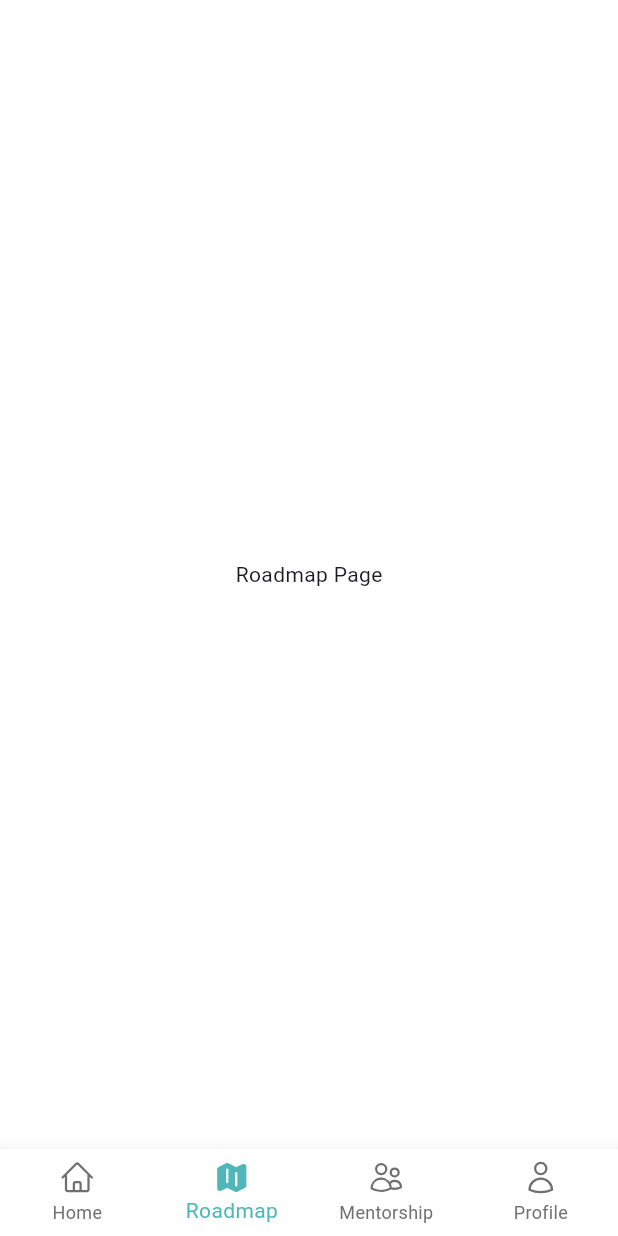
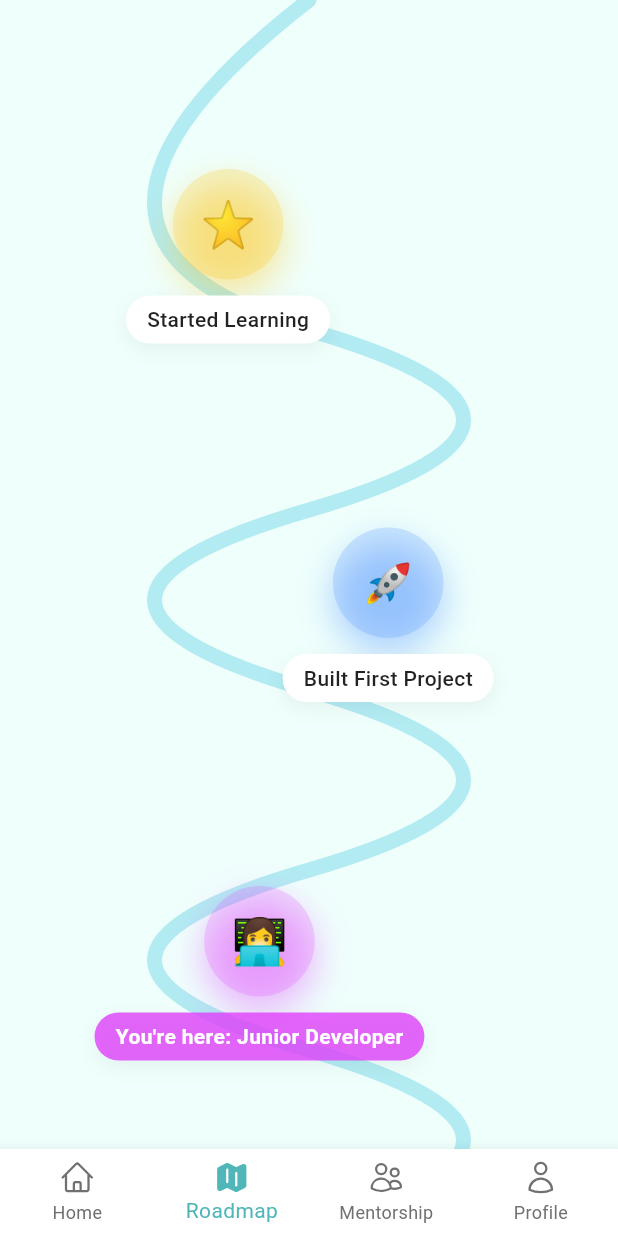
Before and after one commit to nalugala-vc/resumate, a Flutter app: the CustomBottomNavBar screen opened directly, item 2 of the bottom bar chosen, on a phone screen of 412 x 824 dp. Run offline on Flutter 3.47's test engine with Material 3 defaults, Android fonts, the phone set to English and light mode, and no system bars; our stand-ins replace flutter_otp_text_field, get, heroicons, readmore; network calls fail; project files that could hold a hidden picture were left out.

```diff
--- a/resumate_flutter/lib/core/widgets/custom_nav_bar.dart
+++ b/resumate_flutter/lib/core/widgets/custom_nav_bar.dart
@@ -2,6 +2,7 @@ import 'package:flutter/material.dart';
 import 'package:heroicons/heroicons.dart';
 import 'package:resumate_flutter/core/theme/app_pallette.dart';
 import 'package:resumate_flutter/features/feed/view/pages/homepage.dart';
+import 'package:resumate_flutter/features/feed/view/pages/roadmap.dart';
 
 class CustomBottomNavBar extends StatefulWidget {
   @override
@@ -13,7 +14,7 @@ class _CustomBottomNavBarState extends State<CustomBottomNavBar> {
 
   final List<Widget> _pages = [
     Homepage(),
-    Text('Roadmap Page'),
+    Roadmap(),
     Text('Mentorship Page'),
     Text('Profile Page'),
   ];
--- /dev/null
+++ b/resumate_flutter/lib/features/feed/view/pages/roadmap.dart
@@ -0,0 +1,147 @@
+import 'package:flutter/material.dart';
+
+class Roadmap extends StatelessWidget {
+  const Roadmap({super.key});
+
+  @override
+  Widget build(BuildContext context) {
+    return Scaffold(
+      backgroundColor: const Color(0xFFEFFFFC), // soft pastel background
+      body: SafeArea(
+        child: Stack(
+          children: [
+            // Wavy roadmap line
+            Positioned.fill(child: CustomPaint(painter: RoadmapPainter())),
+
+            // Scrollable milestones
+            SingleChildScrollView(
+              child: Padding(
+                padding: const EdgeInsets.symmetric(
+                  horizontal: 30,
+                  vertical: 50,
+                ),
+                child: Column(
+                  children: [
+                    const SizedBox(height: 60),
+                    _milestone(
+                      icon: "⭐️",
+                      label: "Started Learning",
+                      positionOffset: Offset(-50, 0),
+                      color: Colors.amber,
+                    ),
+                    const SizedBox(height: 120),
+                    _milestone(
+                      icon: "🚀",
+                      label: "Built First Project",
+                      positionOffset: Offset(50, 0),
+                      color: Colors.blueAccent,
+                    ),
+                    const SizedBox(height: 120),
+                    _milestone(
+                      icon: "👩‍💻",
+                      label: "Junior Developer",
+                      positionOffset: Offset(-50, 0),
+                      color: Colors.purpleAccent,
+                      current: true,
+                    ),
+                    const SizedBox(height: 120),
+                    _milestone(
+                      icon: "💼",
+                      label: "Senior Developer",
+                      positionOffset: Offset(50, 0),
+                      color: Colors.greenAccent,
+                    ),
+                    const SizedBox(height: 150),
+                  ],
+                ),
+              ),
+            ),
+          ],
+        ),
+      ),
+    );
+  }
+
+  Widget _milestone({
+    required String icon,
+    required String label,
+    required Offset positionOffset,
+    required Color color,
+    bool current = false,
+  }) {
+    return Align(
+      alignment: Alignment(positionOffset.dx / 100, 0),
+      child: Column(
+        children: [
+          Container(
+            decoration: BoxDecoration(
+              color: color.withOpacity(0.2),
+              shape: BoxShape.circle,
+              boxShadow: [
+                BoxShadow(
+                  color: color.withOpacity(0.4),
+                  blurRadius: 20,
+                  offset: const Offset(0, 10),
+                ),
+              ],
+            ),
+            padding: const EdgeInsets.all(18),
+            child: Text(icon, style: const TextStyle(fontSize: 30)),
+          ),
+          const SizedBox(height: 8),
+          Container(
+            padding: const EdgeInsets.symmetric(horizontal: 14, vertical: 6),
+            decoration: BoxDecoration(
+              color: current ? color.withOpacity(0.8) : Colors.white,
+              borderRadius: BorderRadius.circular(16),
+              boxShadow: [
+                BoxShadow(
+                  color: Colors.black.withOpacity(0.05),
+                  blurRadius: 10,
+                  offset: const Offset(0, 4),
+                ),
+              ],
+            ),
+            child: Text(
+              current ? "You're here: $label" : label,
+              style: TextStyle(
+                color: current ? Colors.white : Colors.black87,
+                fontWeight: current ? FontWeight.bold : FontWeight.w500,
+              ),
+            ),
+          ),
+        ],
+      ),
+    );
+  }
+}
+
+class RoadmapPainter extends CustomPainter {
+  @override
+  void paint(Canvas canvas, Size size) {
+    final path = Path();
+    final paint =
+        Paint()
+          ..color = const Color(0xFFB2EBF2)
+          ..strokeWidth = 10
+          ..style = PaintingStyle.stroke
+          ..strokeCap = StrokeCap.round;
+
+    // Wavy path logic
+    double y = 100;
+    bool left = true;
+
+    path.moveTo(size.width / 2, 0);
+    while (y < size.height) {
+      double dx = left ? 0 : size.width;
+      path.quadraticBezierTo(dx, y + 60, size.width / 2, y + 120);
+      y += 120;
+      left = !left;
+    }
+
+    canvas.drawPath(path, paint);
+  }
+
+  @override
+  bool shouldRepaint(CustomPainter oldDelegate) => true;
+}
--- a/resumate_flutter/lib/main.dart
+++ b/resumate_flutter/lib/main.dart
@@ -2,7 +2,9 @@ import 'package:flutter/material.dart';
 import 'package:get/get_navigation/src/root/get_material_app.dart';
 import 'package:resumate_flutter/core/theme/app_theme.dart';
 import 'package:resumate_flutter/core/widgets/custom_nav_bar.dart';
+import 'package:resumate_flutter/features/feed/view/pages/job_details.dart';
 import 'package:resumate_flutter/features/feed/view/pages/job_matches.dart';
+import 'package:resumate_flutter/features/feed/view/pages/roadmap.dart';
 
 void main() {
   runApp(const MyApp());
@@ -17,7 +19,7 @@ class MyApp extends StatelessWidget {
       debugShowCheckedModeBanner: false,
       title: 'Flutter Demo',
       theme: AppTheme.lightMode,
-      home: JobMatches(),
+      home: JobDetailsPage(),
     );
   }
 }
--- a/resumate_flutter/pubspec.yaml
+++ b/resumate_flutter/pubspec.yaml
@@ -37,6 +37,8 @@ dependencies:
   get: ^4.6.6
   heroicons: ^0.11.0
   flutter_otp_text_field: ^1.1.0+2
+  google_fonts: ^6.1.0
+  readmore: ^2.1.0
 
 dev_dependencies:
   flutter_test:
```
Also changed, not shown: resumate_flutter/lib/features/feed/view/pages/job_details.dart (added, +244 -0 lines), resumate_flutter/pubspec.lock, 10 other files.
